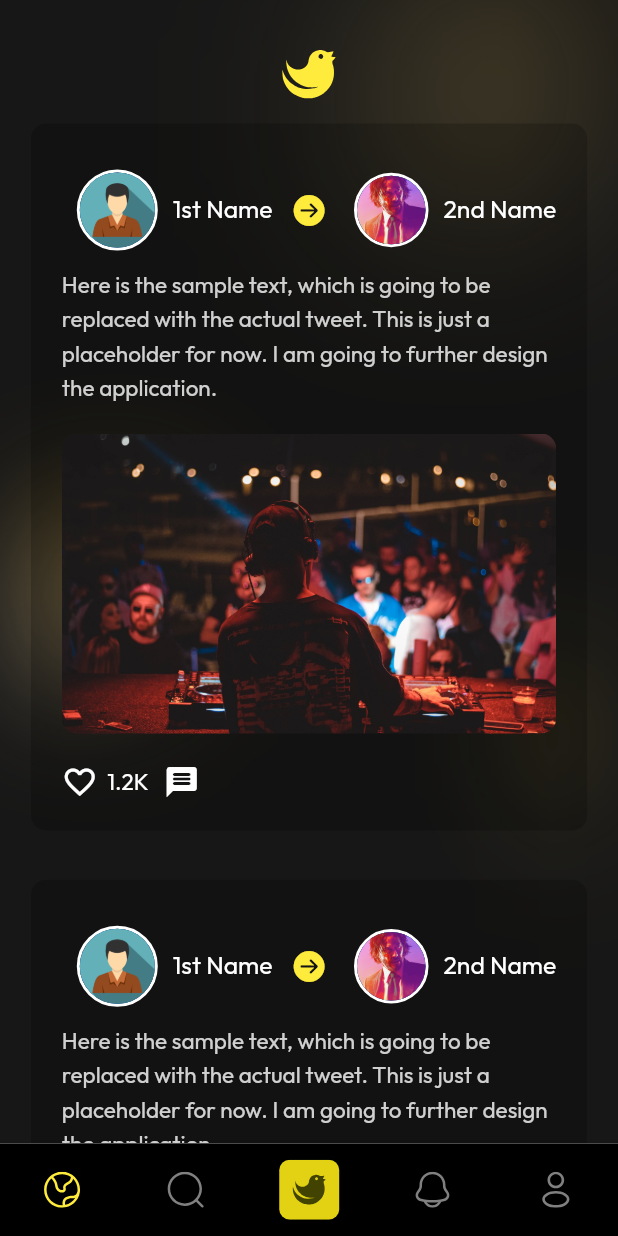
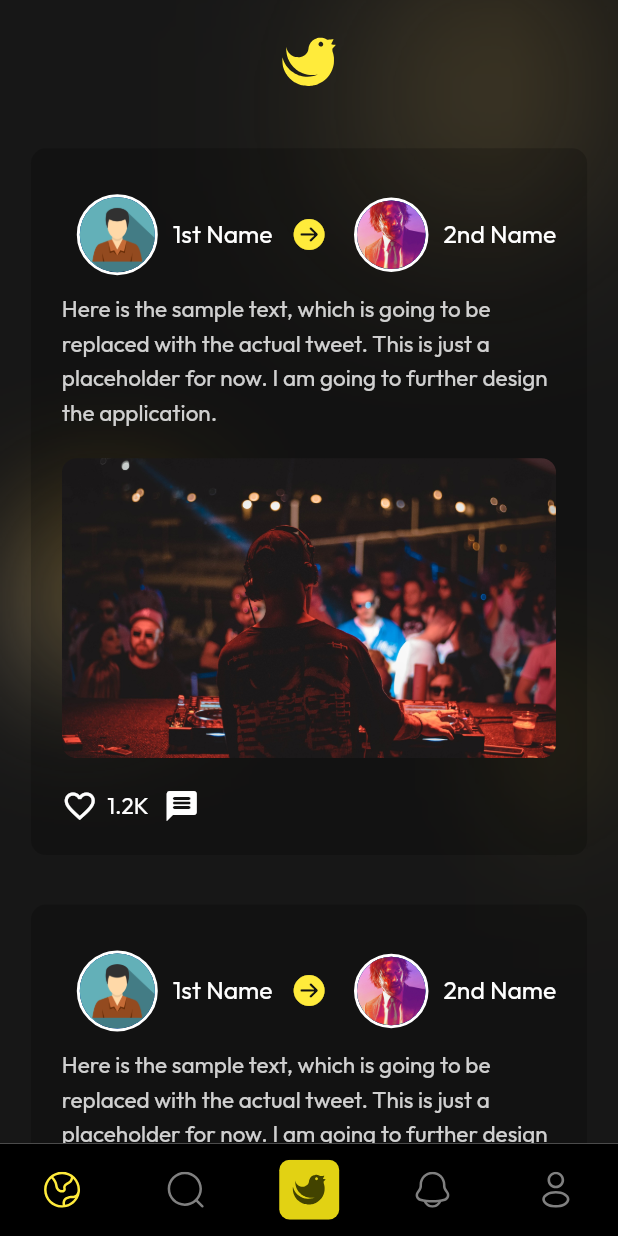
Before and after one commit to TheMR-777/Cherp, a Flutter app: the TheMain screen opened by its route, on a phone screen of 412 x 824 dp. Run offline on Flutter 3.47's test engine with Material 2 defaults, Android fonts, the phone set to English and light mode, and no system bars; drawn by our look-alikes of carousel_slider; our stand-ins replace flutter_svg, google_fonts, intl_phone_field.

Commit message:
Minor Adjustments

```diff
--- a/lib/Page/01_home.dart
+++ b/lib/Page/01_home.dart
@@ -10,11 +10,14 @@
   Widget build(BuildContext context) => DarkOne(
     child: Column(
       children: [
-        SizedBox(height: MediaQuery.of(context).size.height * 0.04),
-        SvgPicture.asset(
-          sources.icon_main,
-          height: MediaQuery.of(context).size.height * 0.04,
-          color: Colors.yellow,
+        //SizedBox(height: MediaQuery.of(context).size.height * 0.04),
+        Padding(
+          padding: EdgeInsets.symmetric(vertical: MediaQuery.of(context).size.height * 0.03),
+          child: SvgPicture.asset(
+            sources.icon_main,
+            height: MediaQuery.of(context).size.height * 0.04,
+            color: Colors.yellow,
+          ),
         ),
         const Expanded(
             child: Tweets()
--- a/lib/Page/03_tweetify.dart
+++ b/lib/Page/03_tweetify.dart
@@ -23,6 +23,9 @@
         padding: EdgeInsets.all(MediaQuery.of(context).size.height * 0.03),
         child: Column(
           children: [
+            SizedBox(
+              height: MediaQuery.of(context).size.height * 0.03,
+            ),
             Container(
               alignment: Alignment.centerRight,
               child: OutlinedButton(
```
